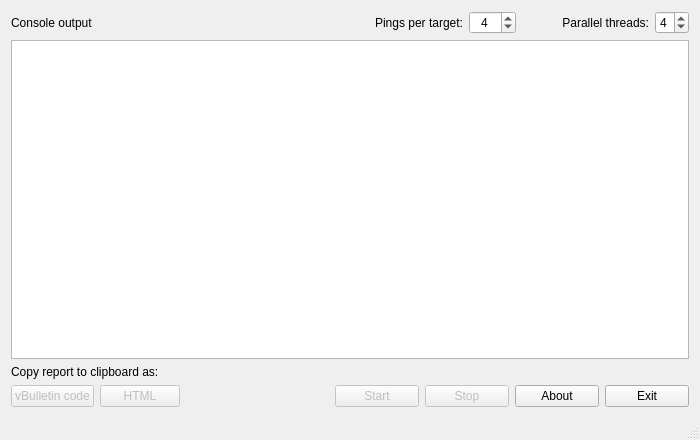
Before: the Qt Designer form mainwindow.ui in AlexGidarakos/QSpeedTest, drawn with Qt 5.
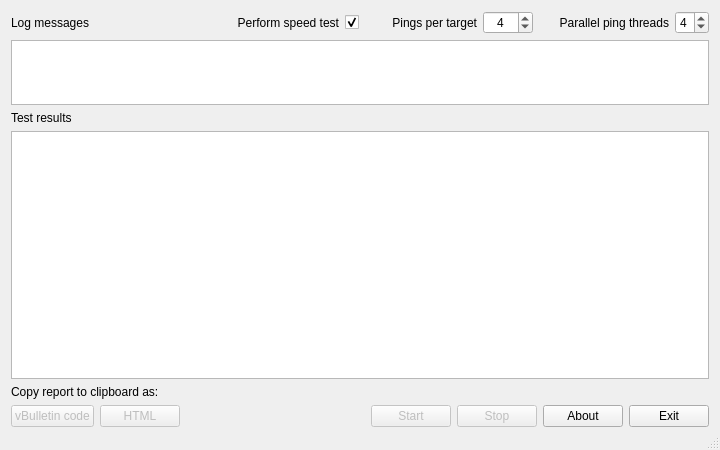
After: the same form once the commit is applied.

Commit message: revision 10 - 20100524:     * Fixed a nasty bug causing massive memory leak and network       usage after the completion of a download speed test     * Build instructions included in the README     * Split old console in two: "Log messages" and "Test results"     * Checkbox to enable/disable download speed test

```diff
--- a/mainwindow.ui
+++ b/mainwindow.ui
@@ -6,8 +6,8 @@
    <rect>
     <x>0</x>
     <y>0</y>
-    <width>700</width>
-    <height>440</height>
+    <width>720</width>
+    <height>450</height>
    </rect>
   </property>
   <property name="windowTitle">
@@ -15,17 +15,13 @@
   </property>
   <widget class="QWidget" name="centralWidget">
    <layout class="QGridLayout" name="gridLayout">
-    <item row="0" column="0">
-     <widget class="QLabel" name="labelConsole">
-      <property name="text">
-       <string>Console output</string>
-      </property>
-     </widget>
-    </item>
+    <property name="bottomMargin">
+     <number>1</number>
+    </property>
     <item row="0" column="2">
      <layout class="QHBoxLayout" name="horizontalLayout_3">
       <property name="leftMargin">
-       <number>40</number>
+       <number>20</number>
       </property>
       <property name="rightMargin">
        <number>0</number>
@@ -33,7 +29,7 @@
       <item>
        <widget class="QLabel" name="labelPingsPerTarget">
         <property name="text">
-         <string>Pings per target:</string>
+         <string>Pings per target</string>
         </property>
         <property name="alignment">
          <set>Qt::AlignRight|Qt::AlignTrailing|Qt::AlignVCenter</set>
@@ -82,7 +78,7 @@
        <number>6</number>
       </property>
       <property name="leftMargin">
-       <number>40</number>
+       <number>20</number>
       </property>
       <property name="rightMargin">
        <number>0</number>
@@ -90,7 +86,7 @@
       <item>
        <widget class="QLabel" name="labelParallelThreads">
         <property name="text">
-         <string>Parallel threads:</string>
+         <string>Parallel ping threads</string>
         </property>
         <property name="alignment">
          <set>Qt::AlignRight|Qt::AlignTrailing|Qt::AlignVCenter</set>
@@ -112,8 +108,8 @@
       </item>
      </layout>
     </item>
-    <item row="1" column="0" colspan="4">
-     <widget class="QPlainTextEdit" name="plainTextEditConsole">
+    <item row="3" column="0" colspan="4">
+     <widget class="QPlainTextEdit" name="plainTextEditTestResults">
       <property name="font">
        <font>
         <family>Courier New</family>
@@ -128,14 +124,14 @@
       </property>
      </widget>
     </item>
-    <item row="2" column="0">
+    <item row="4" column="0">
      <widget class="QLabel" name="labelCopyFormat">
       <property name="text">
        <string>Copy report to clipboard as:</string>
       </property>
      </widget>
     </item>
-    <item row="3" column="0">
+    <item row="5" column="0">
      <layout class="QHBoxLayout" name="horizontalLayout_4">
       <item>
        <widget class="QPushButton" name="pushButtonCopyvBulletinCode">
@@ -159,7 +155,7 @@
       </item>
      </layout>
     </item>
-    <item row="3" column="1">
+    <item row="5" column="1">
      <spacer name="horizontalSpacer">
       <property name="orientation">
        <enum>Qt::Horizontal</enum>
@@ -172,7 +168,7 @@
       </property>
      </spacer>
     </item>
-    <item row="3" column="2" colspan="2">
+    <item row="5" column="2" colspan="2">
      <layout class="QHBoxLayout" name="horizontalLayout">
       <item>
        <widget class="QPushButton" name="pushButtonStart">
@@ -216,6 +212,75 @@
       </item>
      </layout>
     </item>
+    <item row="1" column="0" colspan="4">
+     <widget class="QPlainTextEdit" name="plainTextEditLogMessages">
+      <property name="maximumSize">
+       <size>
+        <width>16777215</width>
+        <height>65</height>
+       </size>
+      </property>
+      <property name="font">
+       <font>
+        <family>Courier New</family>
+        <pointsize>8</pointsize>
+       </font>
+      </property>
+      <property name="undoRedoEnabled">
+       <bool>false</bool>
+      </property>
+      <property name="readOnly">
+       <bool>true</bool>
+      </property>
+     </widget>
+    </item>
+    <item row="2" column="0">
+     <widget class="QLabel" name="labelTestResults">
+      <property name="text">
+       <string>Test results</string>
+      </property>
+     </widget>
+    </item>
+    <item row="0" column="0">
+     <widget class="QLabel" name="labelLogMessages">
+      <property name="text">
+       <string>Log messages</string>
+      </property>
+     </widget>
+    </item>
+    <item row="0" column="1">
+     <layout class="QHBoxLayout" name="horizontalLayout_5">
+      <property name="leftMargin">
+       <number>20</number>
+      </property>
+      <item>
+       <widget class="QLabel" name="labelSpeedTest">
+        <property name="text">
+         <string>Perform speed test</string>
+        </property>
+        <property name="alignment">
+         <set>Qt::AlignRight|Qt::AlignTrailing|Qt::AlignVCenter</set>
+        </property>
+       </widget>
+      </item>
+      <item>
+       <widget class="QCheckBox" name="checkBoxSpeedTest">
+        <property name="maximumSize">
+         <size>
+          <width>20</width>
+          <height>16777215</height>
+         </size>
+        </property>
+        <property name="text">
+         <string/>
+        </property>
+        <property name="checked">
+         <bool>true</bool>
+        </property>
+       </widget>
+      </item>
+     </layout>
+    </item>
    </layout>
   </widget>
   <widget class="QMenuBar" name="menuBar">
```
Left out of the diff: 2 changed lines with no effect on the pictures. The commit also changes 10 other files.
